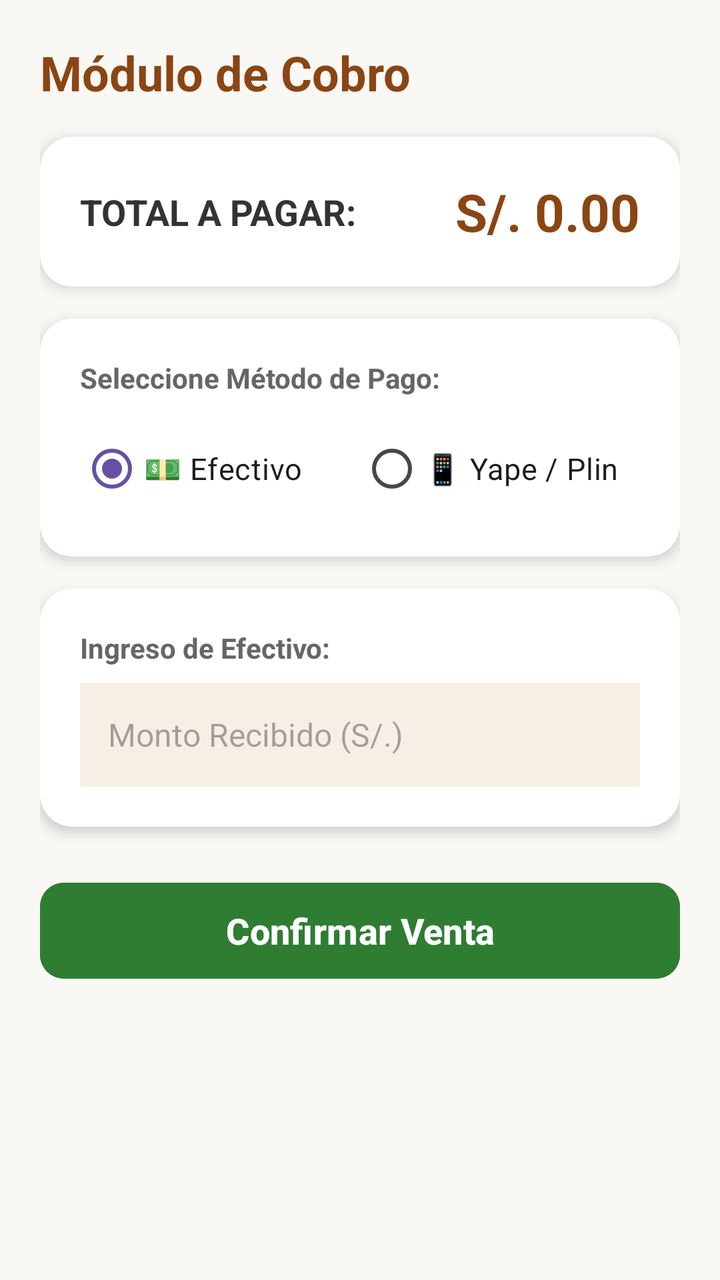
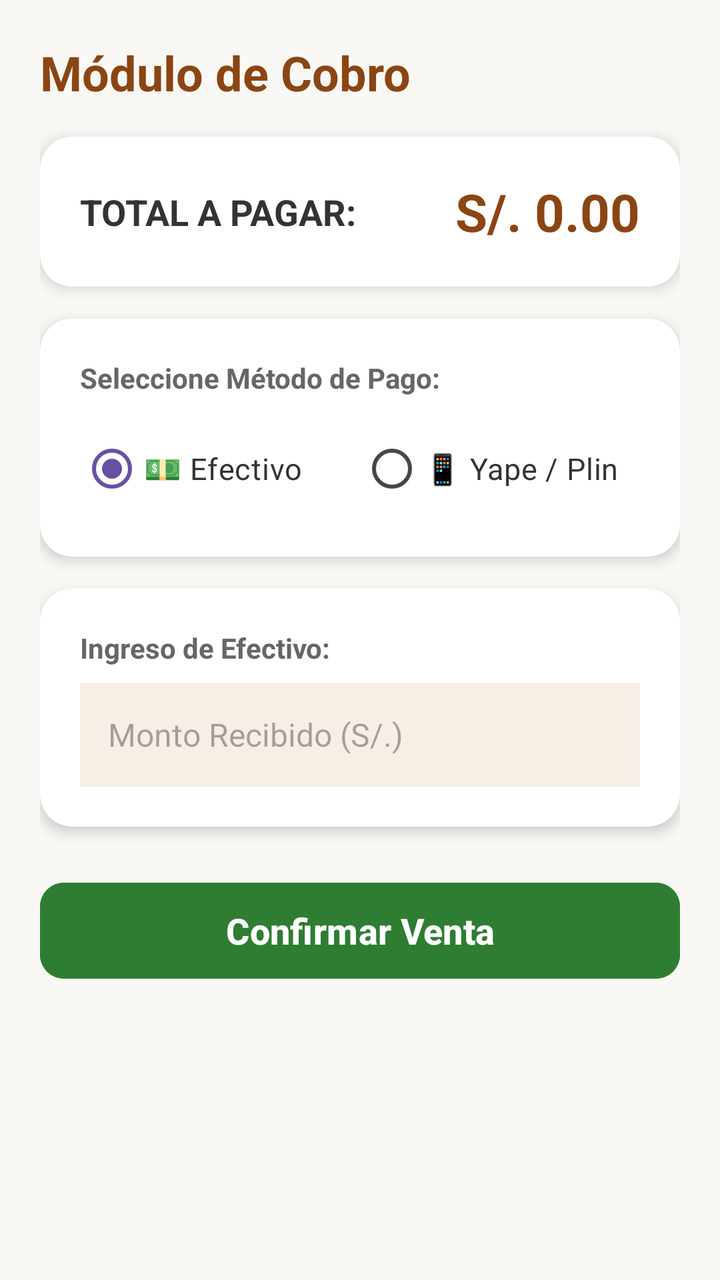

Before-and-after screenshots of an Android layout around one commit, followed by the original layout XML and the change that was made.
<!-- AndroidManifest.xml: application theme Theme.Ricopan_ventas -->
<!-- res/layout/activity_cobro.xml -->
<?xml version="1.0" encoding="utf-8"?>
<ScrollView xmlns:android="http://schemas.android.com/apk/res/android"
    xmlns:app="http://schemas.android.com/apk/res-auto"
    android:layout_width="match_parent"
    android:layout_height="match_parent"
    android:fillViewport="true"
    android:background="#FAF8F5">

    <LinearLayout
        android:layout_width="match_parent"
        android:layout_height="wrap_content"
        android:orientation="vertical"
        android:padding="20dp">

        <TextView
            android:layout_width="wrap_content"
            android:layout_height="wrap_content"
            android:text="Módulo de Cobro"
            android:textSize="24sp"
            android:textStyle="bold"
            android:textColor="#8B4513"
            android:layout_marginBottom="16dp"/>

        
        <androidx.cardview.widget.CardView
            android:layout_width="match_parent"
            android:layout_height="wrap_content"
            app:cardCornerRadius="16dp"
            app:cardElevation="4dp"
            app:cardBackgroundColor="@android:color/white"
            android:layout_marginBottom="16dp">

            <LinearLayout
                android:layout_width="match_parent"
                android:layout_height="wrap_content"
                android:padding="20dp"
                android:orientation="horizontal"
                android:gravity="center_vertical">

                <TextView
                    android:layout_width="0dp"
                    android:layout_height="wrap_content"
                    android:layout_weight="1"
                    android:text="TOTAL A PAGAR:"
                    android:textColor="#333333"
                    android:textStyle="bold"
                    android:textSize="18sp"/>

                <TextView
                    android:id="@+id/tvTotalCobro"
                    android:layout_width="wrap_content"
                    android:layout_height="wrap_content"
                    android:text="S/. 0.00"
                    android:textColor="#8B4513"
                    android:textSize="26sp"
                    android:textStyle="bold"/>
            </LinearLayout>
        </androidx.cardview.widget.CardView>

        
        <androidx.cardview.widget.CardView
            android:layout_width="match_parent"
            android:layout_height="wrap_content"
            app:cardCornerRadius="16dp"
            app:cardElevation="4dp"
            app:cardBackgroundColor="@android:color/white"
            android:layout_marginBottom="16dp">

            <LinearLayout
                android:layout_width="match_parent"
                android:layout_height="wrap_content"
                android:padding="20dp"
                android:orientation="vertical">

                <TextView
                    android:layout_width="wrap_content"
                    android:layout_height="wrap_content"
                    android:text="Seleccione Método de Pago:"
                    android:textColor="#666666"
                    android:textStyle="bold"
                    android:textSize="14sp"
                    android:layout_marginBottom="12dp"/>

                <RadioGroup
                    android:id="@+id/rgMetodoPago"
                    android:layout_width="match_parent"
                    android:layout_height="wrap_content"
                    android:orientation="horizontal">

                    <RadioButton
                        android:id="@+id/rbEfectivo"
                        android:layout_width="0dp"
                        android:layout_height="wrap_content"
                        android:layout_weight="1"
                        android:text="💵 Efectivo"
                        android:textSize="15sp"
                        android:checked="true"/>

                    <RadioButton
                        android:id="@+id/rbYape"
                        android:layout_width="0dp"
                        android:layout_height="wrap_content"
                        android:layout_weight="1"
                        android:textSize="15sp"
                        android:text="📱 Yape / Plin"/>
                </RadioGroup>
            </LinearLayout>
        </androidx.cardview.widget.CardView>

        
        <androidx.cardview.widget.CardView
            android:id="@+id/llProcesamientoEfectivo"
            android:layout_width="match_parent"
            android:layout_height="wrap_content"
            app:cardCornerRadius="16dp"
            app:cardElevation="4dp"
            app:cardBackgroundColor="@android:color/white"
            android:layout_marginBottom="24dp">

            <LinearLayout
                android:layout_width="match_parent"
                android:layout_height="wrap_content"
                android:padding="20dp"
                android:orientation="vertical">

                <TextView
                    android:layout_width="wrap_content"
                    android:layout_height="wrap_content"
                    android:text="Ingreso de Efectivo:"
                    android:textColor="#666666"
                    android:textStyle="bold"
                    android:textSize="14sp"
                    android:layout_marginBottom="8dp"/>

                <EditText
                    android:id="@+id/etMontoRecibido"
                    android:layout_width="match_parent"
                    android:layout_height="52dp"
                    android:hint="Monto Recibido (S/.)"
                    android:inputType="numberDecimal"
                    android:background="#F5EFE6"
                    android:paddingHorizontal="14dp"
                    android:textSize="16sp"/>
            </LinearLayout>
        </androidx.cardview.widget.CardView>

        
        <Button
            android:id="@+id/btnConfirmarVenta"
            android:layout_width="match_parent"
            android:layout_height="56dp"
            android:text="Confirmar Venta"
            android:backgroundTint="#2E7D32"
            android:textColor="@android:color/white"
            android:textStyle="bold"
            android:textSize="18sp"
            app:cornerRadius="12dp"/>

    </LinearLayout>
</ScrollView>
<!-- resources referenced by this layout -->
<resources>
  <style name="Theme.Ricopan_ventas" parent="Base.Theme.Ricopan_ventas" />
  <style name="Base.Theme.Ricopan_ventas" parent="Theme.Material3.DayNight.NoActionBar">
          
          
      </style>
</resources>

<!-- the commit's change to res/layout/activity_cobro.xml (unified diff, before → after) -->
@@ -94,6 +94,7 @@
                         android:layout_weight="1"
                         android:text="💵 Efectivo"
                         android:textSize="15sp"
+                        android:textColor="#333333"
                         android:checked="true"/>
 
                     <RadioButton
@@ -102,6 +103,7 @@
                         android:layout_height="wrap_content"
                         android:layout_weight="1"
                         android:textSize="15sp"
+                        android:textColor="#333333"
                         android:text="📱 Yape / Plin"/>
                 </RadioGroup>
             </LinearLayout>
